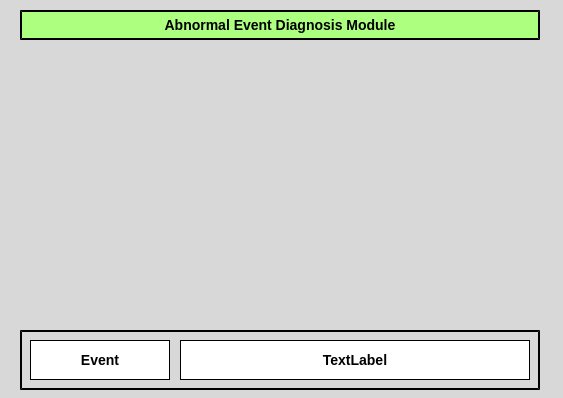
Old version of the form Interface/A_Event Diagnosis Module.ui in the repository LeeDaeil/CNS_Platform.
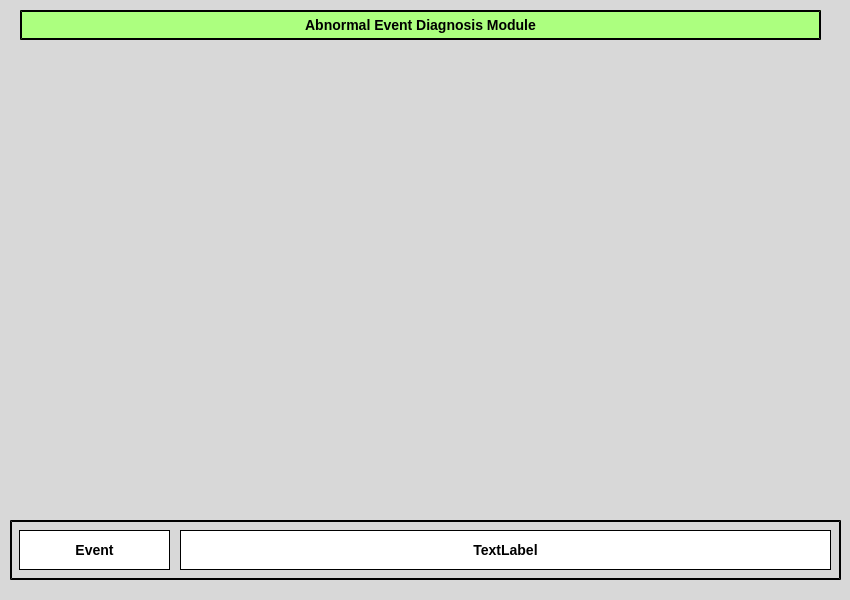
New version of the form.

Commit message: 2019_08_26 하.

What changed in the file:
```diff
--- a/Interface/A_Event Diagnosis Module.ui
+++ b/Interface/A_Event Diagnosis Module.ui
@@ -6,8 +6,8 @@
    <rect>
     <x>0</x>
     <y>0</y>
-    <width>563</width>
-    <height>398</height>
+    <width>850</width>
+    <height>600</height>
    </rect>
   </property>
   <property name="windowTitle">
@@ -21,8 +21,8 @@
     <rect>
      <x>20</x>
      <y>49</y>
-     <width>521</width>
-     <height>271</height>
+     <width>801</width>
+     <height>451</height>
     </rect>
    </property>
    <layout class="QHBoxLayout" name="horizontalLayout"/>
@@ -32,7 +32,7 @@
     <rect>
      <x>20</x>
      <y>10</y>
-     <width>520</width>
+     <width>801</width>
      <height>30</height>
     </rect>
    </property>
@@ -53,9 +53,9 @@
   <widget class="QLabel" name="label_2">
    <property name="geometry">
     <rect>
-     <x>20</x>
-     <y>330</y>
-     <width>520</width>
+     <x>10</x>
+     <y>520</y>
+     <width>831</width>
      <height>60</height>
     </rect>
    </property>
@@ -72,9 +72,9 @@
   <widget class="QLabel" name="label_3">
    <property name="geometry">
     <rect>
-     <x>30</x>
-     <y>340</y>
-     <width>140</width>
+     <x>19</x>
+     <y>530</y>
+     <width>151</width>
      <height>40</height>
     </rect>
    </property>
@@ -96,8 +96,8 @@
    <property name="geometry">
     <rect>
      <x>180</x>
-     <y>340</y>
-     <width>350</width>
+     <y>530</y>
+     <width>651</width>
      <height>40</height>
     </rect>
    </property>
```
The commit also changes 2 other files.
